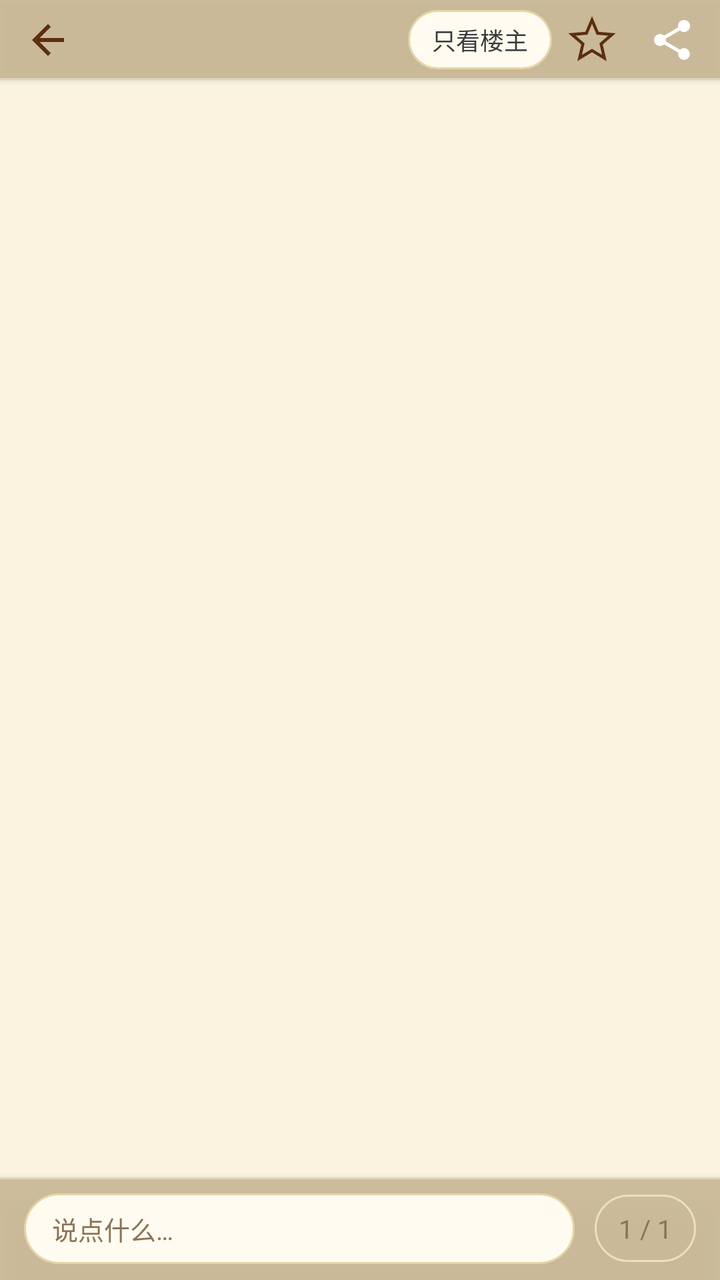
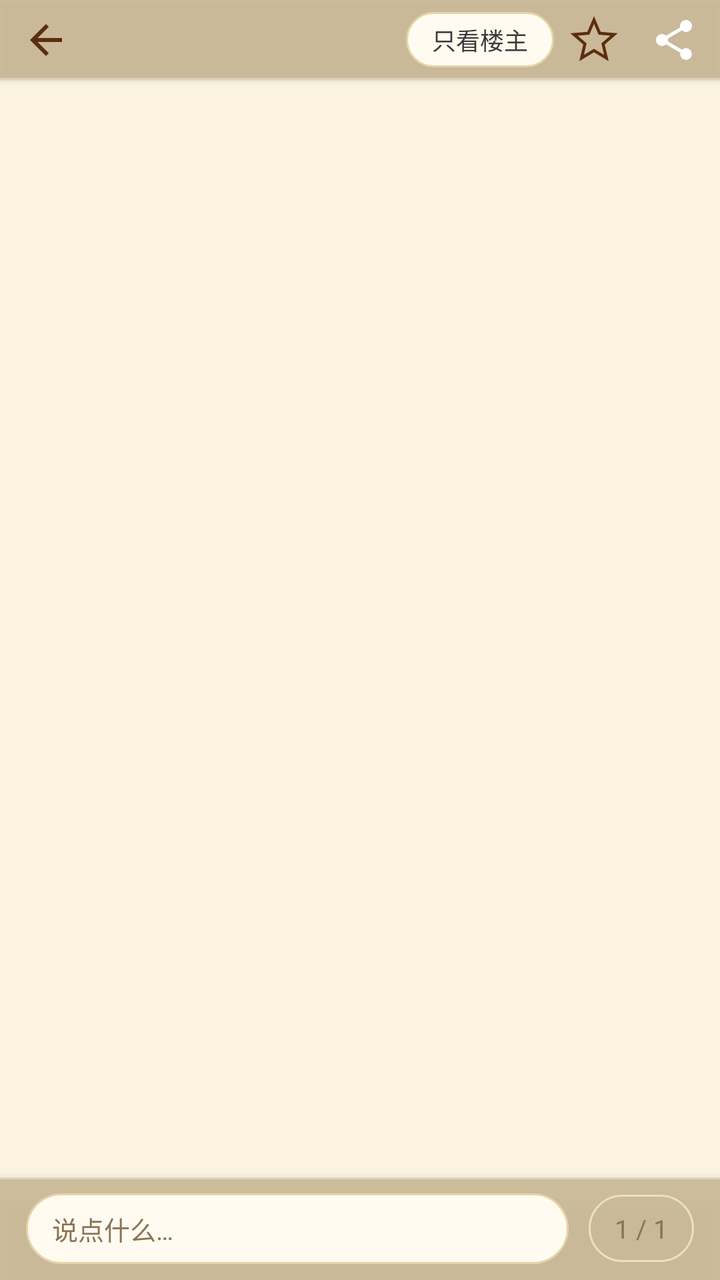

The first picture is an Android layout as it rendered before a commit; the second is the same layout after the commit. The layout source and the unified diff follow.
<!-- AndroidManifest.xml: application theme Theme.S1Client -->
<!-- res/layout/activity_thread_detail.xml -->
<?xml version="1.0" encoding="utf-8"?>
<androidx.coordinatorlayout.widget.CoordinatorLayout
    xmlns:android="http://schemas.android.com/apk/res/android"
    xmlns:app="http://schemas.android.com/apk/res-auto"
    android:layout_width="match_parent"
    android:layout_height="match_parent"
    android:background="?attr/s1BgPage">

    <LinearLayout
        android:layout_width="match_parent"
        android:layout_height="match_parent"
        android:orientation="vertical">

        
        <LinearLayout
            android:id="@+id/topBar"
            android:layout_width="match_parent"
            android:layout_height="wrap_content"
            android:orientation="horizontal"
            android:gravity="center_vertical"
            android:background="@drawable/bg_glass_topbar"
            android:elevation="2dp"
            android:paddingStart="4dp"
            android:paddingEnd="4dp">

            <ImageView
                android:id="@+id/btnBack"
                android:layout_width="40dp"
                android:layout_height="40dp"
                android:padding="8dp"
                android:src="@drawable/ic_back"
                android:background="?attr/selectableItemBackgroundBorderless" />

            <FrameLayout
                android:id="@+id/topAvatarArea"
                android:layout_width="30dp"
                android:layout_height="30dp"
                android:layout_marginStart="2dp"
                android:clickable="true"
                android:focusable="true"
                android:foreground="?attr/selectableItemBackgroundBorderless">

                <TextView
                    android:id="@+id/tvTopAvatarLetter"
                    android:layout_width="match_parent"
                    android:layout_height="match_parent"
                    android:gravity="center"
                    android:textSize="13sp"
                    android:textColor="#FFFFFF"
                    android:textStyle="bold" />

                <com.google.android.material.imageview.ShapeableImageView
                    android:id="@+id/ivTopAvatar"
                    android:layout_width="match_parent"
                    android:layout_height="match_parent"
                    android:scaleType="centerCrop"
                    android:alpha="0"
                    app:shapeAppearanceOverlay="@style/CircleImage" />
            </FrameLayout>

            <TextView
                android:id="@+id/tvTopAuthor"
                android:layout_width="wrap_content"
                android:layout_height="wrap_content"
                android:layout_marginStart="8dp"
                android:maxWidth="110dp"
                android:ellipsize="end"
                android:singleLine="true"
                android:textSize="14sp"
                android:textStyle="bold"
                android:textColor="?attr/s1TextBody"
                android:clickable="true"
                android:focusable="true" />

            <TextView
                android:id="@+id/tvThreadTitle"
                android:layout_width="0dp"
                android:layout_height="wrap_content"
                android:layout_weight="1"
                android:ellipsize="end"
                android:maxLines="1"
                android:paddingStart="8dp"
                android:paddingEnd="8dp"
                android:textSize="13sp"
                android:textColor="?attr/s1TextBody" />

            <TextView
                android:id="@+id/btnOnlyAuthor"
                android:layout_width="wrap_content"
                android:layout_height="wrap_content"
                android:paddingStart="12dp"
                android:paddingEnd="12dp"
                android:paddingTop="6dp"
                android:paddingBottom="6dp"
                android:background="@drawable/bg_pill_tonal"
                android:text="只看楼主"
                android:textSize="12sp"
                android:textColor="?attr/s1TextBody"
                android:clickable="true"
                android:focusable="true" />

            <ImageView
                android:id="@+id/btnFavorite"
                android:layout_width="40dp"
                android:layout_height="40dp"
                android:padding="8dp"
                android:src="@drawable/ic_star_outline"
                android:background="?attr/selectableItemBackgroundBorderless" />

            <ImageView
                android:id="@+id/btnShare"
                android:layout_width="40dp"
                android:layout_height="40dp"
                android:padding="8dp"
                android:src="@drawable/ic_share"
                android:background="?attr/selectableItemBackgroundBorderless" />
        </LinearLayout>

        
        <TextView
            android:id="@+id/tvMuteBanner"
            android:layout_width="match_parent"
            android:layout_height="wrap_content"
            android:background="?attr/s1BgCard"
            android:clickable="true"
            android:focusable="true"
            android:gravity="center"
            android:paddingStart="12dp"
            android:paddingTop="8dp"
            android:paddingEnd="12dp"
            android:paddingBottom="8dp"
            android:textColor="?attr/s1TextSecondary"
            android:textSize="12sp"
            android:visibility="gone" />

        <FrameLayout
            android:layout_width="match_parent"
            android:layout_height="0dp"
            android:layout_weight="1">

            <androidx.viewpager2.widget.ViewPager2
                android:id="@+id/vpPages"
                android:layout_width="match_parent"
                android:layout_height="match_parent"
                android:overScrollMode="never" />

            <com.example.s1client.ui.OrbitDotsView
                android:id="@+id/progressBar"
                android:layout_width="44dp"
                android:layout_height="44dp"
                android:layout_gravity="center"
                android:visibility="gone" />
        </FrameLayout>
    </LinearLayout>

    
    <LinearLayout
        android:id="@+id/bottomBar"
        android:layout_width="match_parent"
        android:layout_height="wrap_content"
        android:layout_gravity="bottom"
        android:orientation="horizontal"
        android:gravity="center_vertical"
        android:background="@drawable/bg_glass_bottombar"
        android:elevation="8dp"
        android:paddingStart="12dp"
        android:paddingEnd="12dp"
        android:paddingTop="8dp"
        android:paddingBottom="8dp">

        <TextView
            android:id="@+id/btnReplyInput"
            android:layout_width="0dp"
            android:layout_height="wrap_content"
            android:layout_weight="1"
            android:background="@drawable/bg_pill_tonal"
            android:paddingStart="14dp"
            android:paddingEnd="14dp"
            android:paddingTop="8dp"
            android:paddingBottom="8dp"
            android:text="说点什么…"
            android:textSize="13sp"
            android:textColor="?attr/s1TextSecondary"
            android:clickable="true"
            android:focusable="true" />

        <TextView
            android:id="@+id/tvPageInfo"
            android:layout_width="wrap_content"
            android:layout_height="wrap_content"
            android:layout_marginStart="10dp"
            android:background="@drawable/bg_btn_pill"
            android:paddingStart="12dp"
            android:paddingEnd="12dp"
            android:paddingTop="8dp"
            android:paddingBottom="8dp"
            android:text="1 / 1"
            android:textSize="13sp"
            android:textColor="?attr/s1TextSecondary"
            android:clickable="true"
            android:focusable="true" />
    </LinearLayout>

    
    <LinearLayout
        android:id="@+id/shareSelectBar"
        android:layout_width="match_parent"
        android:layout_height="wrap_content"
        android:layout_gravity="bottom"
        android:orientation="horizontal"
        android:gravity="center_vertical"
        android:background="@drawable/bg_glass_bottombar"
        android:elevation="8dp"
        android:paddingStart="12dp"
        android:paddingEnd="12dp"
        android:paddingTop="8dp"
        android:paddingBottom="8dp"
        android:visibility="gone">

        <TextView
            android:id="@+id/btnShareCancel"
            android:layout_width="wrap_content"
            android:layout_height="wrap_content"
            android:background="@drawable/bg_pill_tonal"
            android:paddingStart="16dp"
            android:paddingEnd="16dp"
            android:paddingTop="8dp"
            android:paddingBottom="8dp"
            android:text="取消"
            android:textSize="13sp"
            android:textColor="?attr/s1TextBody"
            android:clickable="true"
            android:focusable="true" />

        <TextView
            android:id="@+id/tvShareCount"
            android:layout_width="0dp"
            android:layout_height="wrap_content"
            android:layout_weight="1"
            android:gravity="center"
            android:text="已选 0 / 10"
            android:textSize="13sp"
            android:textStyle="bold"
            android:textColor="?attr/s1TextBody" />

        <TextView
            android:id="@+id/btnShareSelected"
            android:layout_width="wrap_content"
            android:layout_height="wrap_content"
            android:background="@drawable/bg_btn_accent"
            android:paddingStart="20dp"
            android:paddingEnd="20dp"
            android:paddingTop="8dp"
            android:paddingBottom="8dp"
            android:text="分享"
            android:textSize="13sp"
            android:textStyle="bold"
            android:textColor="?attr/s1TextOnAccent"
            android:clickable="true"
            android:focusable="true" />
    </LinearLayout>

    
    <TextView
        android:id="@+id/tvEndFooter"
        android:layout_width="wrap_content"
        android:layout_height="wrap_content"
        android:layout_gravity="bottom|center_horizontal"
        android:layout_marginBottom="14dp"
        android:paddingStart="12dp"
        android:paddingEnd="12dp"
        android:paddingTop="4dp"
        android:paddingBottom="4dp"
        android:text="已经到底了"
        android:textSize="12sp"
        android:textColor="?attr/s1TextSecondary"
        android:visibility="gone" />

    
    <com.example.s1client.ui.EdgePageBar
        android:id="@+id/edgePageBar"
        android:layout_width="wrap_content"
        android:layout_height="wrap_content"
        android:layout_gravity="start|center_vertical"
        android:layout_marginStart="10dp"
        android:alpha="0"
        android:visibility="gone" />

</androidx.coordinatorlayout.widget.CoordinatorLayout>
<!-- resources referenced by this layout -->
<resources>
  <!-- drawable bg_btn_accent (drawable) -->
  <?xml version="1.0" encoding="utf-8"?>
  <shape xmlns:android="http://schemas.android.com/apk/res/android"
      android:shape="rectangle">
      <solid android:color="?attr/s1Accent" />
      <corners android:radius="99dp" />
  </shape>
  <!-- drawable bg_glass_bottombar (drawable) -->
  <?xml version="1.0" encoding="utf-8"?>
  <layer-list xmlns:android="http://schemas.android.com/apk/res/android">
      <item>
          <shape android:shape="rectangle">
              <solid android:color="?attr/s1GlassBarBg" />
          </shape>
      </item>
      <item
          android:gravity="top"
          android:height="1dp">
          <shape android:shape="rectangle">
              <solid android:color="?attr/s1GlassBarLine" />
          </shape>
      </item>
  </layer-list>
  <!-- drawable bg_glass_topbar (drawable) -->
  <?xml version="1.0" encoding="utf-8"?>
  <layer-list xmlns:android="http://schemas.android.com/apk/res/android">
      <item>
          <shape android:shape="rectangle">
              <solid android:color="?attr/s1GlassBarBg" />
          </shape>
      </item>
      <item
          android:gravity="bottom"
          android:height="1dp">
          <shape android:shape="rectangle">
              <solid android:color="?attr/s1GlassBarLine" />
          </shape>
      </item>
  </layer-list>
  <!-- drawable ic_back (drawable) -->
  <vector xmlns:android="http://schemas.android.com/apk/res/android"
      android:width="24dp" android:height="24dp"
      android:viewportWidth="24" android:viewportHeight="24">
      <path android:fillColor="?attr/s1TextTitle" android:pathData="M20,11H7.83l5.59,-5.59L12,4l-8,8 8,8 1.41,-1.41L7.83,13H20v-2z"/>
  </vector>
  <!-- drawable ic_star_outline (drawable) -->
  <vector xmlns:android="http://schemas.android.com/apk/res/android"
      android:width="24dp" android:height="24dp"
      android:viewportWidth="24" android:viewportHeight="24">
      <path
          android:fillColor="#00000000"
          android:strokeColor="?attr/s1TextTitle"
          android:strokeWidth="1.5"
          android:pathData="M12,17.27L18.18,21l-1.64,-7.03L22,9.24l-7.19,-0.61L12,2 9.19,8.63 2,9.24l5.46,4.73L5.82,21z"/>
  </vector>
  <style name="CircleImage">
          <item name="cornerFamily">rounded</item>
          <item name="cornerSize">50%</item>
      </style>
  <style name="Theme.S1Client" parent="Theme.S1Client.Light" />
  <color name="light_bg_page">#FBF3E0</color>
  <color name="light_bg_card">#FFFCF0</color>
  <color name="light_bg_card_light">#FFFBF0</color>
  <color name="light_bg_topbar">#C9B896</color>
  <color name="light_bg_tabbar">#EFE0B8</color>
  <color name="light_border_card">#E5D5A8</color>
  <color name="light_border_light">#EDE0BE</color>
  <color name="light_text_title">#5C2E0E</color>
  <color name="light_text_body">#3A3A3A</color>
  <color name="light_text_secondary">#8B7355</color>
  <color name="light_text_tertiary">#9C8A6A</color>
  <color name="light_text_topbar">#3A2410</color>
  <color name="text_on_accent">#FFF8DC</color>
  <color name="light_accent">#A0522D</color>
  <color name="light_divider">#EFE0B8</color>
  <color name="light_avatar_placeholder">#A0522D</color>
  <color name="light_quote_bg">#F2EBD8</color>
  <color name="light_quote_bar">#A0522D</color>
  <color name="light_quote_text">#8A7A60</color>
  <color name="light_quote_border">#D8C8A0</color>
  <color name="light_tag_bg">#E8D9B5</color>
  <color name="light_tag_text">#7A5A2E</color>
  <color name="light_glass_bar_bg">#E6C9B896</color>
  <color name="light_glass_bar_line">#59FFFFFF</color>
  <color name="light_glass_sheet_bg">#F2FFFCF0</color>
  <color name="light_glass_sheet_line">#59FFFFFF</color>
  <color name="light_menu_sheet_bg">#CCFFFFFF</color>
  <color name="splash_bg">#492632</color>
  <!-- unchanged entries left out for length: 8 -->
</resources>

<!-- the commit's change to res/layout/activity_thread_detail.xml (unified diff, before → after) -->
@@ -20,8 +20,8 @@
             android:gravity="center_vertical"
             android:background="@drawable/bg_glass_topbar"
             android:elevation="2dp"
-            android:paddingStart="4dp"
-            android:paddingEnd="4dp">
+            android:paddingStart="3dp"
+            android:paddingEnd="3dp">
 
             <ImageView
                 android:id="@+id/btnBack"
@@ -88,10 +88,10 @@
                 android:id="@+id/btnOnlyAuthor"
                 android:layout_width="wrap_content"
                 android:layout_height="wrap_content"
-                android:paddingStart="12dp"
-                android:paddingEnd="12dp"
-                android:paddingTop="6dp"
-                android:paddingBottom="6dp"
+                android:paddingStart="13dp"
+                android:paddingEnd="13dp"
+                android:paddingTop="5dp"
+                android:paddingBottom="5dp"
                 android:background="@drawable/bg_pill_tonal"
                 android:text="只看楼主"
                 android:textSize="12sp"
@@ -125,9 +125,9 @@
             android:clickable="true"
             android:focusable="true"
             android:gravity="center"
-            android:paddingStart="12dp"
-            android:paddingTop="8dp"
-            android:paddingEnd="12dp"
+            android:paddingStart="13dp"
+            android:paddingTop="8dp"
+            android:paddingEnd="13dp"
             android:paddingBottom="8dp"
             android:textColor="?attr/s1TextSecondary"
             android:textSize="12sp"
@@ -163,8 +163,8 @@
         android:gravity="center_vertical"
         android:background="@drawable/bg_glass_bottombar"
         android:elevation="8dp"
-        android:paddingStart="12dp"
-        android:paddingEnd="12dp"
+        android:paddingStart="13dp"
+        android:paddingEnd="13dp"
         android:paddingTop="8dp"
         android:paddingBottom="8dp">
 
@@ -174,8 +174,8 @@
             android:layout_height="wrap_content"
             android:layout_weight="1"
             android:background="@drawable/bg_pill_tonal"
-            android:paddingStart="14dp"
-            android:paddingEnd="14dp"
+            android:paddingStart="13dp"
+            android:paddingEnd="13dp"
             android:paddingTop="8dp"
             android:paddingBottom="8dp"
             android:text="说点什么…"
@@ -190,8 +190,8 @@
             android:layout_height="wrap_content"
             android:layout_marginStart="10dp"
             android:background="@drawable/bg_btn_pill"
-            android:paddingStart="12dp"
-            android:paddingEnd="12dp"
+            android:paddingStart="13dp"
+            android:paddingEnd="13dp"
             android:paddingTop="8dp"
             android:paddingBottom="8dp"
             android:text="1 / 1"
@@ -211,8 +211,8 @@
         android:gravity="center_vertical"
         android:background="@drawable/bg_glass_bottombar"
         android:elevation="8dp"
-        android:paddingStart="12dp"
-        android:paddingEnd="12dp"
+        android:paddingStart="13dp"
+        android:paddingEnd="13dp"
         android:paddingTop="8dp"
         android:paddingBottom="8dp"
         android:visibility="gone">
@@ -222,8 +222,8 @@
             android:layout_width="wrap_content"
             android:layout_height="wrap_content"
             android:background="@drawable/bg_pill_tonal"
-            android:paddingStart="16dp"
-            android:paddingEnd="16dp"
+            android:paddingStart="13dp"
+            android:paddingEnd="13dp"
             android:paddingTop="8dp"
             android:paddingBottom="8dp"
             android:text="取消"
@@ -248,8 +248,8 @@
             android:layout_width="wrap_content"
             android:layout_height="wrap_content"
             android:background="@drawable/bg_btn_accent"
-            android:paddingStart="20dp"
-            android:paddingEnd="20dp"
+            android:paddingStart="21dp"
+            android:paddingEnd="21dp"
             android:paddingTop="8dp"
             android:paddingBottom="8dp"
             android:text="分享"
@@ -267,10 +267,10 @@
         android:layout_height="wrap_content"
         android:layout_gravity="bottom|center_horizontal"
         android:layout_marginBottom="14dp"
-        android:paddingStart="12dp"
-        android:paddingEnd="12dp"
-        android:paddingTop="4dp"
-        android:paddingBottom="4dp"
+        android:paddingStart="13dp"
+        android:paddingEnd="13dp"
+        android:paddingTop="3dp"
+        android:paddingBottom="3dp"
         android:text="已经到底了"
         android:textSize="12sp"
         android:textColor="?attr/s1TextSecondary"
